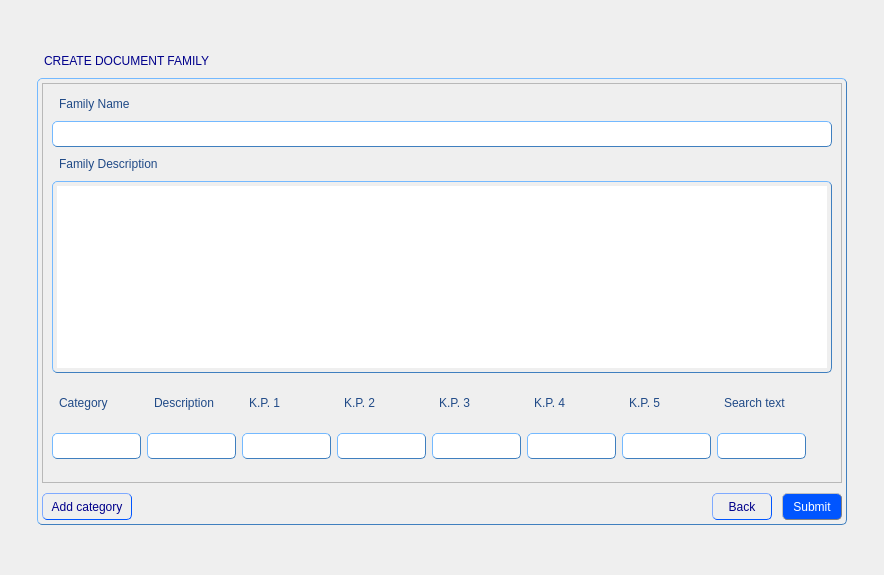
Before: the Qt Designer form QBuilder/QBuilder/src/createdocfamilyform.ui in Rork96/QtProjects, drawn with Qt 5.
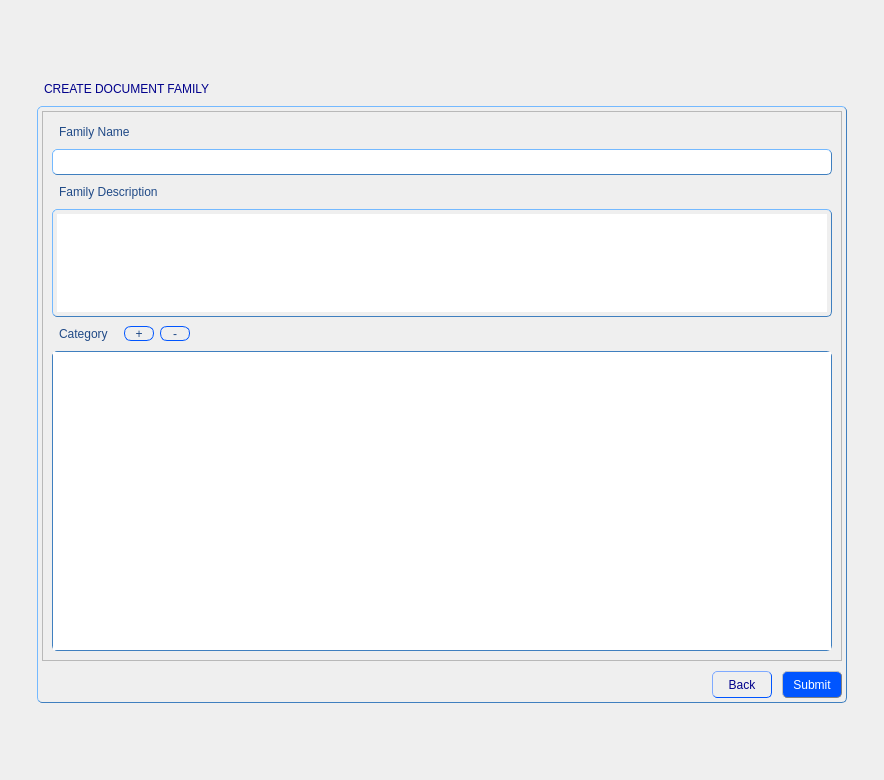
After: the same form once the commit is applied.

Commit message: Selection in CreateDocFamilyForm.

```diff
--- a/QBuilder/QBuilder/src/createdocfamilyform.ui
+++ b/QBuilder/QBuilder/src/createdocfamilyform.ui
@@ -7,7 +7,7 @@
     <x>0</x>
     <y>0</y>
     <width>884</width>
-    <height>575</height>
+    <height>780</height>
    </rect>
   </property>
   <property name="windowTitle">
@@ -60,7 +60,7 @@
                font: 9pt &quot;MS Shell Dlg 2&quot;;
 			   background-color: rgb(255, 255, 255);
               }
-QTextEdit {
+QPlainTextEdit {
                color: black;
                padding: 4px;
                border: 1px solid rgb(63, 127, 191); 
@@ -124,41 +124,6 @@
         <property name="spacing">
          <number>0</number>
         </property>
-        <item>
-         <widget class="QToolButton" name="addCategoryButton">
-          <property name="minimumSize">
-           <size>
-            <width>60</width>
-            <height>0</height>
-           </size>
-          </property>
-          <property name="styleSheet">
-           <string notr="true">QToolButton {
-                color: darkblue;
-               padding: 4px;
-               border: 1px solid rgb(0, 85, 255); 
-               border-radius: 5px;
-               border-style: outset;
-               font: 10pt &quot;MS Shell Dlg 2&quot;;
-              }
-
-QToolButton:hover {
-               color: white;
-               border: 1px solid grey;
-               background-color: rgb(0, 78, 235);
-               }
-
-QToolButton:pressed {
-               color: rgb(0, 0, 197)
-               background: shadow;
-               border-style: inset;
-               }</string>
-          </property>
-          <property name="text">
-           <string>Add category</string>
-          </property>
-         </widget>
-        </item>
         <item>
          <spacer name="horizontalSpacer">
           <property name="orientation">
@@ -274,13 +239,13 @@
         <property name="minimumSize">
          <size>
           <width>800</width>
-          <height>400</height>
+          <height>550</height>
          </size>
         </property>
         <property name="maximumSize">
          <size>
           <width>800</width>
-          <height>400</height>
+          <height>550</height>
          </size>
         </property>
         <property name="widgetResizable">
@@ -292,26 +257,32 @@
            <x>0</x>
            <y>0</y>
            <width>798</width>
-           <height>398</height>
+           <height>548</height>
           </rect>
          </property>
          <layout class="QGridLayout" name="gridLayout_3">
-          <item row="0" column="0" colspan="2">
+          <item row="0" column="0">
            <widget class="QLabel" name="label_2">
             <property name="text">
              <string>Family Name</string>
             </property>
            </widget>
           </item>
-          <item row="2" column="0" colspan="2">
+          <item row="1" column="0">
+           <widget class="QLineEdit" name="familyNameLine"/>
+          </item>
+          <item row="2" column="0">
            <widget class="QLabel" name="label_3">
             <property name="text">
              <string>Family Description</string>
             </property>
            </widget>
           </item>
+          <item row="3" column="0">
+           <widget class="QPlainTextEdit" name="familyDescrText"/>
+          </item>
           <item row="4" column="0">
-           <layout class="QVBoxLayout" name="verticalLayout">
+           <layout class="QHBoxLayout" name="horizontalLayout_2">
             <item>
              <widget class="QLabel" name="label_4">
               <property name="sizePolicy">
@@ -326,243 +297,105 @@
              </widget>
             </item>
             <item>
-             <widget class="QLineEdit" name="categoryLine"/>
-            </item>
-           </layout>
-          </item>
-          <item row="4" column="1">
-           <layout class="QVBoxLayout" name="verticalLayout_2">
-            <item>
-             <widget class="QLabel" name="label_5">
-              <property name="sizePolicy">
-               <sizepolicy hsizetype="Preferred" vsizetype="Fixed">
-                <horstretch>0</horstretch>
-                <verstretch>0</verstretch>
-               </sizepolicy>
-              </property>
-              <property name="text">
-               <string>Description </string>
-              </property>
-             </widget>
-            </item>
-            <item>
-             <widget class="QLineEdit" name="descriptionLine"/>
-            </item>
-           </layout>
-          </item>
-          <item row="4" column="2">
-           <layout class="QVBoxLayout" name="verticalLayout_3">
-            <item>
-             <widget class="QLabel" name="label_6">
-              <property name="sizePolicy">
-               <sizepolicy hsizetype="Preferred" vsizetype="Fixed">
-                <horstretch>0</horstretch>
-                <verstretch>0</verstretch>
-               </sizepolicy>
-              </property>
-              <property name="text">
-               <string>K.P. 1</string>
-              </property>
-             </widget>
-            </item>
-            <item>
-             <widget class="QLineEdit" name="kp_1_Line">
-              <property name="sizePolicy">
-               <sizepolicy hsizetype="Expanding" vsizetype="Fixed">
-                <horstretch>0</horstretch>
-                <verstretch>0</verstretch>
-               </sizepolicy>
-              </property>
-              <property name="maximumSize">
+             <widget class="QToolButton" name="addCategoryButton">
+              <property name="minimumSize">
                <size>
-                <width>16777215</width>
-                <height>16777215</height>
+                <width>30</width>
+                <height>15</height>
                </size>
               </property>
-             </widget>
-            </item>
-           </layout>
-          </item>
-          <item row="4" column="3">
-           <layout class="QVBoxLayout" name="verticalLayout_4">
-            <item>
-             <widget class="QLabel" name="label_8">
-              <property name="sizePolicy">
-               <sizepolicy hsizetype="Preferred" vsizetype="Fixed">
-                <horstretch>0</horstretch>
-                <verstretch>0</verstretch>
-               </sizepolicy>
-              </property>
-              <property name="text">
-               <string>K.P. 2</string>
-              </property>
-             </widget>
-            </item>
-            <item>
-             <widget class="QLineEdit" name="kp_2_Line">
-              <property name="sizePolicy">
-               <sizepolicy hsizetype="Expanding" vsizetype="Fixed">
-                <horstretch>0</horstretch>
-                <verstretch>0</verstretch>
-               </sizepolicy>
-              </property>
               <property name="maximumSize">
                <size>
-                <width>16777215</width>
-                <height>16777215</height>
+                <width>30</width>
+                <height>15</height>
                </size>
               </property>
-             </widget>
-            </item>
-           </layout>
-          </item>
-          <item row="4" column="4">
-           <layout class="QVBoxLayout" name="verticalLayout_5">
-            <item>
-             <widget class="QLabel" name="label_9">
-              <property name="sizePolicy">
-               <sizepolicy hsizetype="Preferred" vsizetype="Fixed">
-                <horstretch>0</horstretch>
-                <verstretch>0</verstretch>
-               </sizepolicy>
+              <property name="styleSheet">
+               <string notr="true">QToolButton {
+               border: 1px solid rgb(0, 85, 255); 
+               border-radius: 7px;
+               font: 10pt &quot;MS Shell Dlg 2&quot;;
+              }
+QToolButton:pressed {
+               color: rgb(0, 0, 197)
+               background: shadow;
+               border-style: inset;
+               background-color: rgb(0, 78, 235);
+               }</string>
               </property>
               <property name="text">
-               <string>K.P. 3</string>
+               <string>+</string>
               </property>
              </widget>
             </item>
             <item>
-             <widget class="QLineEdit" name="kp_3_Line">
-              <property name="sizePolicy">
-               <sizepolicy hsizetype="Expanding" vsizetype="Fixed">
-                <horstretch>0</horstretch>
-                <verstretch>0</verstretch>
-               </sizepolicy>
-              </property>
-              <property name="maximumSize">
+             <widget class="QToolButton" name="delCategoryButton">
+              <property name="minimumSize">
                <size>
-                <width>16777215</width>
-                <height>16777215</height>
+                <width>30</width>
+                <height>15</height>
                </size>
               </property>
-             </widget>
-            </item>
-           </layout>
-          </item>
-          <item row="4" column="5">
-           <layout class="QVBoxLayout" name="verticalLayout_6">
-            <item>
-             <widget class="QLabel" name="label_10">
-              <property name="sizePolicy">
-               <sizepolicy hsizetype="Preferred" vsizetype="Fixed">
-                <horstretch>0</horstretch>
-                <verstretch>0</verstretch>
-               </sizepolicy>
-              </property>
-              <property name="text">
-               <string>K.P. 4</string>
-              </property>
-             </widget>
-            </item>
-            <item>
-             <widget class="QLineEdit" name="kp_4_Line">
-              <property name="sizePolicy">
-               <sizepolicy hsizetype="Expanding" vsizetype="Fixed">
-                <horstretch>0</horstretch>
-                <verstretch>0</verstretch>
-               </sizepolicy>
-              </property>
               <property name="maximumSize">
                <size>
-                <width>16777215</width>
-                <height>16777215</height>
+                <width>30</width>
+                <height>15</height>
                </size>
               </property>
-             </widget>
-            </item>
-           </layout>
-          </item>
-          <item row="4" column="6">
-           <layout class="QVBoxLayout" name="verticalLayout_7">
-            <item>
-             <widget class="QLabel" name="label_11">
-              <property name="sizePolicy">
-               <sizepolicy hsizetype="Preferred" vsizetype="Fixed">
-                <horstretch>0</horstretch>
-                <verstretch>0</verstretch>
-               </sizepolicy>
+              <property name="styleSheet">
+               <string notr="true">QToolButton {
+               border: 1px solid rgb(0, 85, 255); 
+               border-radius: 7px;
+               font: 10pt &quot;MS Shell Dlg 2&quot;;
+              }
+QToolButton:pressed {
+               color: rgb(0, 0, 197)
+               background: shadow;
+               border-style: inset;
+               background-color: rgb(0, 78, 235);
+               }</string>
               </property>
               <property name="text">
-               <string>K.P. 5</string>
+               <string>-</string>
               </property>
              </widget>
             </item>
             <item>
-             <widget class="QLineEdit" name="kp_5_Line">
-              <property name="sizePolicy">
-               <sizepolicy hsizetype="Expanding" vsizetype="Fixed">
-                <horstretch>0</horstretch>
-                <verstretch>0</verstretch>
-               </sizepolicy>
-              </property>
-              <property name="maximumSize">
-               <size>
-                <width>16777215</width>
-                <height>16777215</height>
-               </size>
-              </property>
-             </widget>
-            </item>
-           </layout>
-          </item>
-          <item row="4" column="7">
-           <layout class="QVBoxLayout" name="verticalLayout_8">
-            <property name="spacing">
-             <number>6</number>
-            </property>
-            <item>
-             <widget class="QLabel" name="label_7">
-              <property name="sizePolicy">
-               <sizepolicy hsizetype="Preferred" vsizetype="Fixed">
-                <horstretch>0</horstretch>
-                <verstretch>0</verstretch>
-               </sizepolicy>
-              </property>
-              <property name="text">
-               <string>Search text </string>
-              </property>
-             </widget>
-            </item>
-            <item>
-             <widget class="QLineEdit" name="searchTextLine"/>
-            </item>
-           </layout>
-          </item>
-          <item row="4" column="8">
-           <layout class="QVBoxLayout" name="verticalLayout_9">
-            <item>
-             <spacer name="verticalSpacer_4">
+             <spacer name="horizontalSpacer_6">
               <property name="orientation">
-               <enum>Qt::Vertical</enum>
-              </property>
-              <property name="sizeType">
-               <enum>QSizePolicy::Expanding</enum>
+               <enum>Qt::Horizontal</enum>
               </property>
               <property name="sizeHint" stdset="0">
                <size>
-                <width>20</width>
-                <height>35</height>
+                <width>40</width>
+                <height>20</height>
                </size>
               </property>
              </spacer>
             </item>
            </layout>
           </item>
-          <item row="3" column="0" colspan="9">
-           <widget class="QTextEdit" name="familyDescrText"/>
-          </item>
-          <item row="1" column="0" colspan="9">
-           <widget class="QLineEdit" name="familyNameLine"/>
+          <item row="5" column="0">
+           <widget class="QTableView" name="categotyTableView">
+            <property name="minimumSize">
+             <size>
+              <width>0</width>
+              <height>300</height>
+             </size>
+            </property>
+            <property name="styleSheet">
+             <string notr="true">QTableView {
+               color: black;
+               border: 1px solid  rgb(63, 127, 191); 
+               border-radius: 5px;
+	           font: 11pt &quot;MS Shell Dlg 2&quot;;
+              }
+QHeaderView::section {
+   			padding: 4px;
+    		height: 40;
+}</string>
+            </property>
+           </widget>
           </item>
          </layout>
         </widget>
```
The commit also changes 11 other files.
